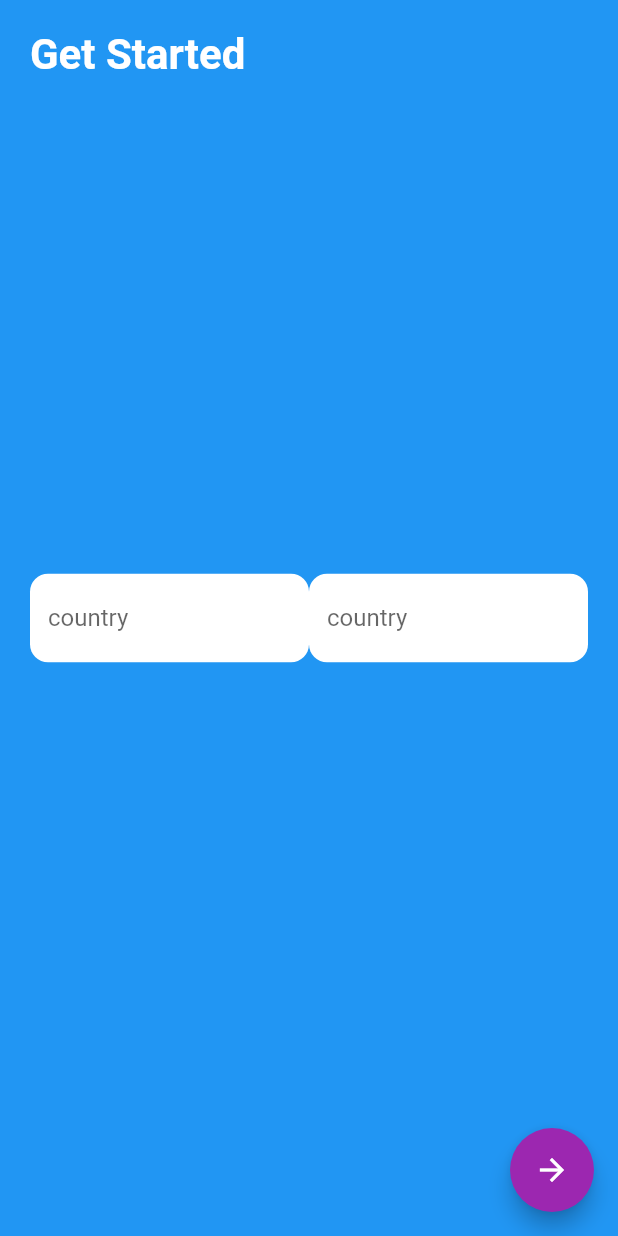
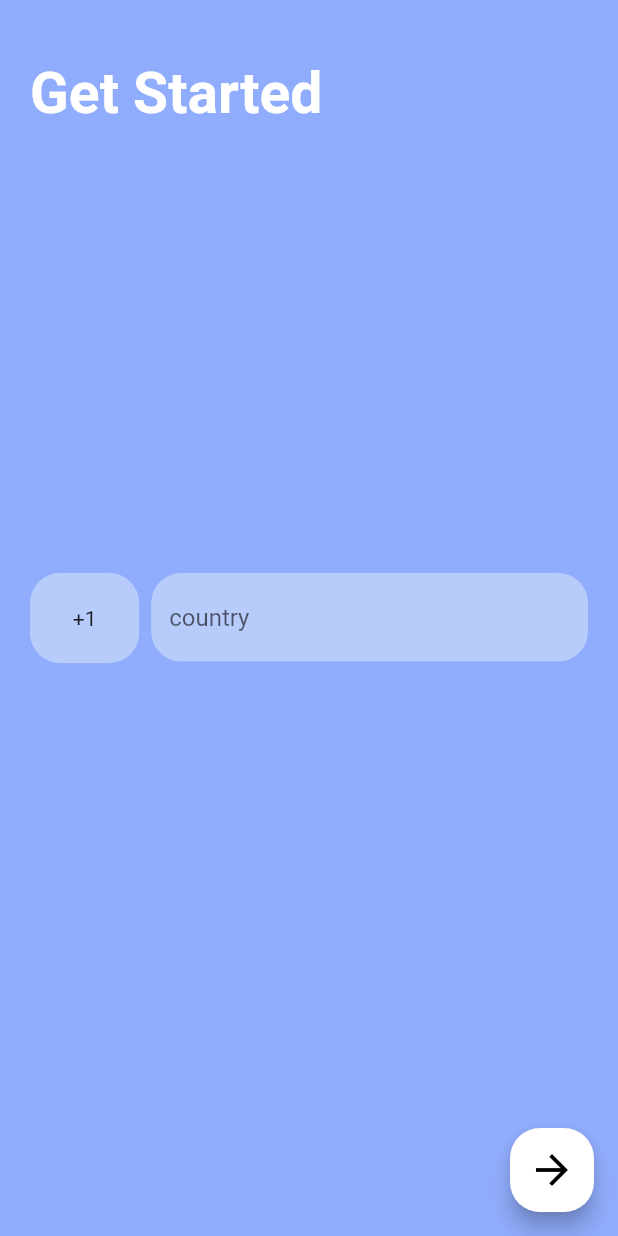
Before and after one commit to technicsx/FlutterTestTaskTBR, a Flutter app: the screen it shows after launch, on a phone screen of 412 x 824 dp. Run offline on Flutter 3.47's test engine with Material 2 defaults, Android fonts, the phone set to English and light mode, and no system bars.

Commit message:
Next steps

```diff
--- a/lib/views/start_screen.dart
+++ b/lib/views/start_screen.dart
@@ -1,4 +1,5 @@
 import 'package:flutter/material.dart';
+import 'package:flutter/services.dart';
 
 class StartScreen extends StatefulWidget {
   final String screenHeading = "Get Started";
@@ -13,28 +14,37 @@ class _StartScreenState extends State<StartScreen> {
   @override
   Widget build(BuildContext context) {
     return Scaffold(
-      backgroundColor: Colors.blue,
+      backgroundColor: const Color(0xFF90ACFC),
       floatingActionButton: FloatingActionButton(
-          backgroundColor: Colors.purple,
+          shape:
+              RoundedRectangleBorder(borderRadius: BorderRadius.circular(20.0)),
+          backgroundColor: Colors.white,
           child: const Icon(
             Icons.arrow_forward,
+            size: 32,
+            color: Colors.black,
           ),
           onPressed: () => {}),
-      body: SafeArea(
+      body: Container(
+        color: const Color(0xFF90ACFC),
+        child: SafeArea(
           child: Padding(
-          padding: const EdgeInsets.all(20.0),
+            padding: const EdgeInsets.symmetric(horizontal: 20.0),
             child: Column(
               crossAxisAlignment: CrossAxisAlignment.start,
               mainAxisSize: MainAxisSize.max,
               children: [
                 Expanded(
                   flex: 1,
+                  child: Padding(
+                    padding: const EdgeInsets.only(top: 40.0),
                     child: Text(
                       widget.screenHeading,
                       style: const TextStyle(
-                      fontSize: 28.0,
+                          fontSize: 38.0,
                           fontWeight: FontWeight.bold,
                           color: Colors.white),
+                    ),
                   ),
                 ),
                 Expanded(
@@ -42,29 +52,35 @@ class _StartScreenState extends State<StartScreen> {
                   child: Row(
                     mainAxisAlignment: MainAxisAlignment.spaceAround,
                     children: [
+                      Expanded(
+                          child: GestureDetector(
+                        onTap: () => {},
+                        child: Container(
+                          height: 60,
+                          child: Center(child: Text("+1")),
+                          decoration: BoxDecoration(
+                            color: Color(0xffb8ccfc),
+                            borderRadius: BorderRadius.circular(20.0),
+                          ),
+                        ),
+                      )),
+                      SizedBox(
+                        width: 8,
+                      ),
                       Flexible(
+                          flex: 4,
+                          child: SizedBox(
+                            height: 60,
                               child: TextField(
                             decoration: InputDecoration(
                                 filled: true,
-                            fillColor: Colors.white,
+                                fillColor: Color(0xffb8ccfc),
                                 hintText: "country",
                                 border: OutlineInputBorder(
-                                borderRadius: BorderRadius.circular(12.0),
+                                    borderRadius: BorderRadius.circular(20.0),
                                     borderSide: const BorderSide(
                                         style: BorderStyle.none, width: 0))),
-                      ),
-                    ),
-                    Flexible(
-                        child: TextField(
-                      decoration: InputDecoration(
-                          filled: true,
-                          fillColor: Colors.white,
-                          hintText: "country",
-                          border: OutlineInputBorder(
-                              borderRadius: BorderRadius.circular(12.0),
-                              borderSide: const BorderSide(
-                                  style: BorderStyle.none, width: 0))),
-                    )),
+                          ))),
                     ],
                   ),
                 ),
@@ -75,6 +91,7 @@ class _StartScreenState extends State<StartScreen> {
             ),
           ),
         ),
+      ),
     );
   }
 }
```
Lines whose indentation alone changed are shown as unchanged.
